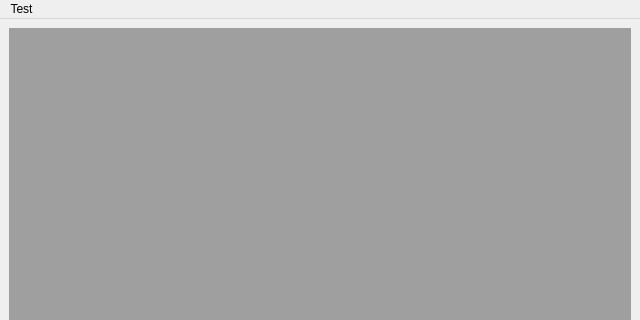
gkesse/ReadyCode, file app/cpp/qmake/mingw/code/src/manager/GWindowUi.ui: the form before one commit; both pictures show x 0 to 640 and y 0 to 320 of the 640 by 480 pixel window.
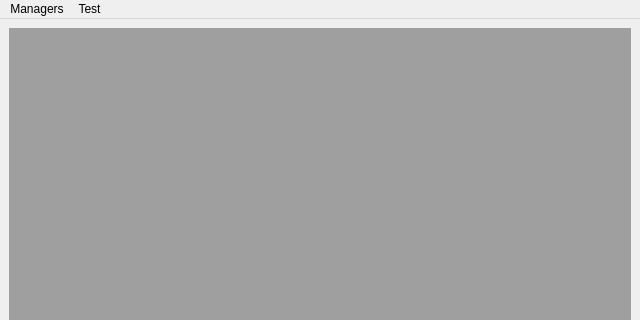
The form after the commit.

What changed in the file:
```diff
--- a/app/cpp/qmake/mingw/code/src/manager/GWindowUi.ui
+++ b/app/cpp/qmake/mingw/code/src/manager/GWindowUi.ui
@@ -105,6 +105,14 @@
     <addaction name="menuOptions"/>
     <addaction name="menuModule"/>
    </widget>
+   <widget class="QMenu" name="menuManagers">
+    <property name="title">
+     <string>Managers</string>
+    </property>
+    <addaction name="actionConfig"/>
+    <addaction name="actionQuery"/>
+   </widget>
+   <addaction name="menuManagers"/>
    <addaction name="menuTest"/>
   </widget>
   <widget class="QStatusBar" name="statusbar"/>
```
Left out of the diff: 10 changed lines with no effect on the pictures.
